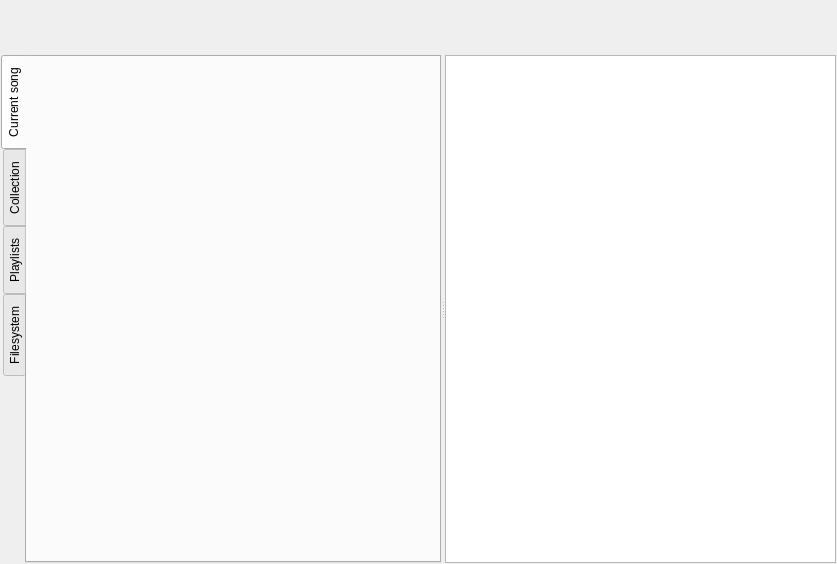
Old version of the form src/plugins/lmp/playertab.ui in the repository 0xd34df00d/leechcraft.
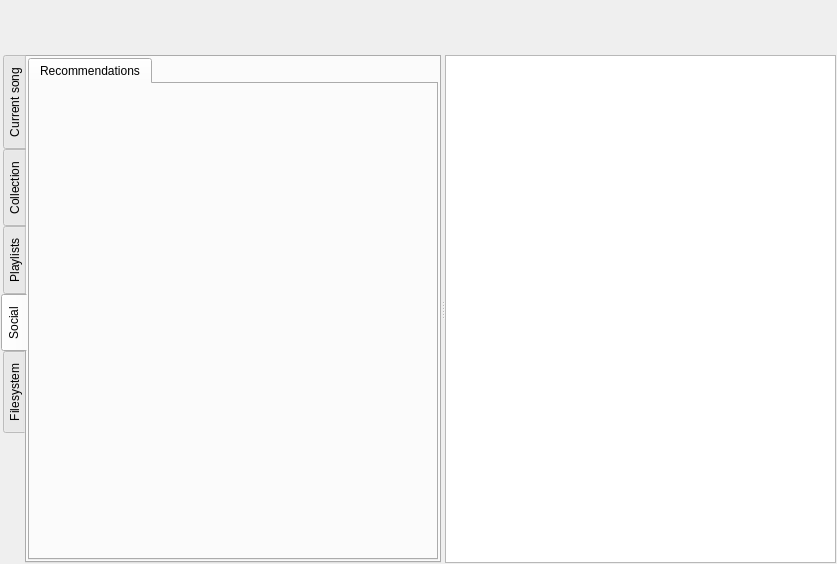
New version of the form. The open tabs and pages were chosen to show the change. Custom widgets are drawn as their Qt base class.

Commit message: LMP: recommendations.

```diff
--- a/src/plugins/lmp/playertab.ui
+++ b/src/plugins/lmp/playertab.ui
@@ -147,6 +147,36 @@
         </item>
        </layout>
       </widget>
+      <widget class="QWidget" name="SocialTab_">
+       <attribute name="title">
+        <string>Social</string>
+       </attribute>
+       <layout class="QVBoxLayout" name="verticalLayout_6">
+        <property name="margin">
+         <number>1</number>
+        </property>
+        <item>
+         <widget class="QTabWidget" name="tabWidget">
+          <property name="currentIndex">
+           <number>0</number>
+          </property>
+          <widget class="QWidget" name="RecTab_">
+           <attribute name="title">
+            <string>Recommendations</string>
+           </attribute>
+           <layout class="QVBoxLayout" name="verticalLayout_7">
+            <property name="margin">
+             <number>1</number>
+            </property>
+            <item>
+             <widget class="LeechCraft::LMP::RecommendationsWidget" name="RecommendationsWidget_" native="true"/>
+            </item>
+           </layout>
+          </widget>
+         </widget>
+        </item>
+       </layout>
+      </widget>
       <widget class="QWidget" name="FSTab_">
        <attribute name="title">
         <string>Filesystem</string>
@@ -213,6 +243,12 @@
    <header>fsbrowserwidget.h</header>
    <container>1</container>
   </customwidget>
+  <customwidget>
+   <class>LeechCraft::LMP::RecommendationsWidget</class>
+   <extends>QWidget</extends>
+   <header>recommendationswidget.h</header>
+   <container>1</container>
+  </customwidget>
  </customwidgets>
  <resources/>
  <connections/>
```
The commit also changes 4 other files.
